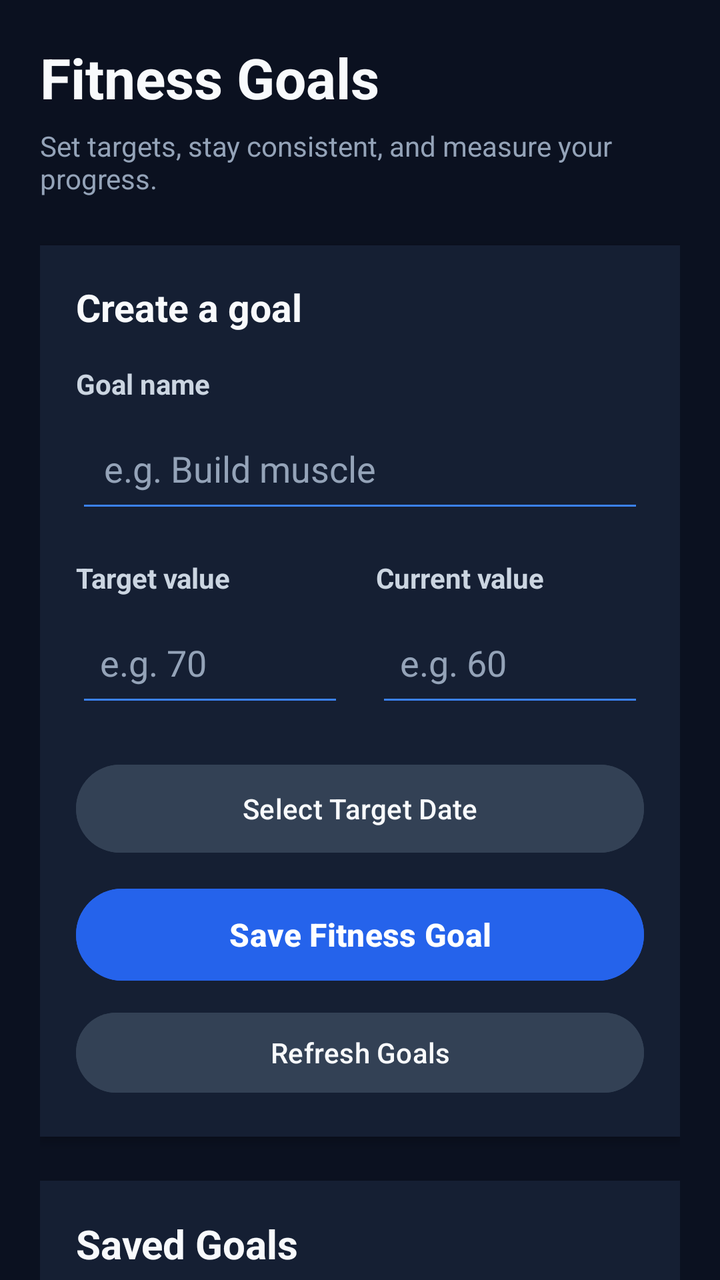
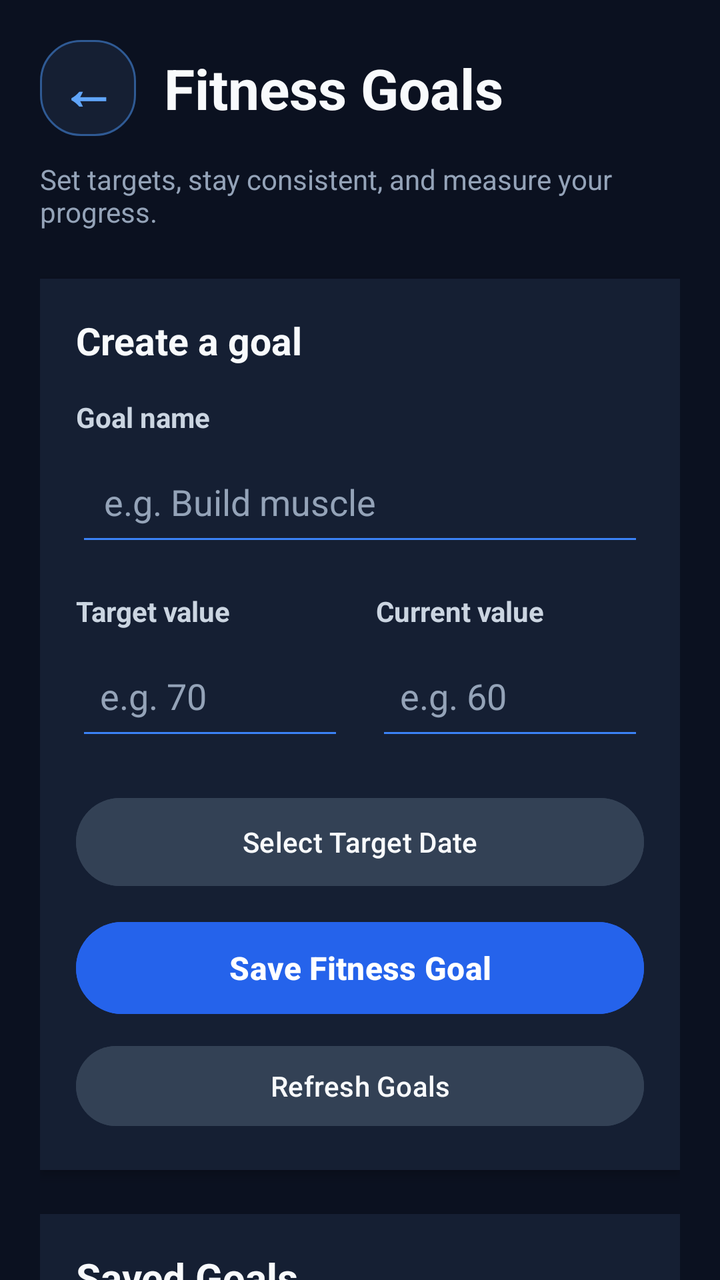

Compare the two renders of this Android layout. The source of the first and the diff that turns it into the second are given below.
<!-- AndroidManifest.xml: application theme Theme.GymTrackerPro -->
<!-- res/layout/activity_goals.xml -->
<?xml version="1.0" encoding="utf-8"?>
<ScrollView xmlns:android="http://schemas.android.com/apk/res/android"
    android:layout_width="match_parent"
    android:layout_height="match_parent"
    android:background="#0B1120"
    android:fillViewport="true"
    android:scrollbars="none">

    <LinearLayout
        android:layout_width="match_parent"
        android:layout_height="wrap_content"
        android:orientation="vertical"
        android:padding="20dp">

        
        <TextView
            android:layout_width="match_parent"
            android:layout_height="wrap_content"
            android:text="Fitness Goals"
            android:textColor="#F8FAFC"
            android:textSize="28sp"
            android:textStyle="bold" />

        <TextView
            android:layout_width="match_parent"
            android:layout_height="wrap_content"
            android:layout_marginTop="6dp"
            android:layout_marginBottom="24dp"
            android:text="Set targets, stay consistent, and measure your progress."
            android:textColor="#94A3B8"
            android:textSize="14sp" />

        
        <LinearLayout
            android:layout_width="match_parent"
            android:layout_height="wrap_content"
            android:orientation="vertical"
            android:padding="18dp"
            android:background="#151F33"
            android:elevation="3dp">

            <TextView
                android:layout_width="match_parent"
                android:layout_height="wrap_content"
                android:text="Create a goal"
                android:textColor="#F8FAFC"
                android:textSize="19sp"
                android:textStyle="bold"
                android:layout_marginBottom="16dp" />

            <TextView
                android:layout_width="match_parent"
                android:layout_height="wrap_content"
                android:text="Goal name"
                android:textColor="#CBD5E1"
                android:textStyle="bold"
                android:textSize="14sp"
                android:layout_marginBottom="6dp" />

            <EditText
                android:id="@+id/editGoalType"
                android:layout_width="match_parent"
                android:layout_height="54dp"
                android:hint="e.g. Build muscle"
                android:inputType="textCapSentences"
                android:singleLine="true"
                android:padding="14dp"
                android:backgroundTint="#3B82F6"
                android:textColor="#F8FAFC"
                android:textColorHint="#94A3B8" />

            
            <LinearLayout
                android:layout_width="match_parent"
                android:layout_height="wrap_content"
                android:orientation="horizontal"
                android:layout_marginTop="18dp"
                android:weightSum="2">

                <LinearLayout
                    android:layout_width="0dp"
                    android:layout_height="wrap_content"
                    android:layout_weight="1"
                    android:orientation="vertical"
                    android:paddingEnd="8dp">

                    <TextView
                        android:layout_width="match_parent"
                        android:layout_height="wrap_content"
                        android:text="Target value"
                        android:textColor="#CBD5E1"
                        android:textStyle="bold"
                        android:textSize="14sp"
                        android:layout_marginBottom="6dp" />

                    <EditText
                        android:id="@+id/editTargetValue"
                        android:layout_width="match_parent"
                        android:layout_height="54dp"
                        android:hint="e.g. 70"
                        android:inputType="numberDecimal"
                        android:singleLine="true"
                        android:padding="12dp"
                        android:backgroundTint="#3B82F6"
                        android:textColor="#F8FAFC"
                        android:textColorHint="#94A3B8" />

                </LinearLayout>

                <LinearLayout
                    android:layout_width="0dp"
                    android:layout_height="wrap_content"
                    android:layout_weight="1"
                    android:orientation="vertical"
                    android:paddingStart="8dp">

                    <TextView
                        android:layout_width="match_parent"
                        android:layout_height="wrap_content"
                        android:text="Current value"
                        android:textColor="#CBD5E1"
                        android:textStyle="bold"
                        android:textSize="14sp"
                        android:layout_marginBottom="6dp" />

                    <EditText
                        android:id="@+id/editCurrentValue"
                        android:layout_width="match_parent"
                        android:layout_height="54dp"
                        android:hint="e.g. 60"
                        android:inputType="numberDecimal"
                        android:singleLine="true"
                        android:padding="12dp"
                        android:backgroundTint="#3B82F6"
                        android:textColor="#F8FAFC"
                        android:textColorHint="#94A3B8" />

                </LinearLayout>

            </LinearLayout>

            
            <Button
                android:id="@+id/buttonSelectDate"
                android:layout_width="match_parent"
                android:layout_height="52dp"
                android:layout_marginTop="20dp"
                android:text="Select Target Date"
                android:textAllCaps="false"
                android:textColor="#F8FAFC"
                android:backgroundTint="#334155" />

            
            <Button
                android:id="@+id/buttonSaveGoal"
                android:layout_width="match_parent"
                android:layout_height="54dp"
                android:layout_marginTop="10dp"
                android:text="Save Fitness Goal"
                android:textAllCaps="false"
                android:textColor="#FFFFFF"
                android:textSize="16sp"
                android:textStyle="bold"
                android:backgroundTint="#2563EB" />

            <Button
                android:id="@+id/buttonRefreshGoals"
                android:layout_width="match_parent"
                android:layout_height="48dp"
                android:layout_marginTop="8dp"
                android:text="Refresh Goals"
                android:textAllCaps="false"
                android:textColor="#F8FAFC"
                android:backgroundTint="#334155" />

        </LinearLayout>

        
        <LinearLayout
            android:layout_width="match_parent"
            android:layout_height="wrap_content"
            android:layout_marginTop="22dp"
            android:orientation="vertical"
            android:padding="18dp"
            android:background="#151F33"
            android:elevation="3dp">

            <TextView
                android:layout_width="match_parent"
                android:layout_height="wrap_content"
                android:text="Saved Goals"
                android:textColor="#F8FAFC"
                android:textSize="20sp"
                android:textStyle="bold" />

            <TextView
                android:layout_width="match_parent"
                android:layout_height="wrap_content"
                android:layout_marginTop="6dp"
                android:layout_marginBottom="14dp"
                android:text="Your targets and progress"
                android:textColor="#94A3B8"
                android:textSize="13sp" />

            <TextView
                android:id="@+id/textGoalsList"
                android:layout_width="match_parent"
                android:layout_height="wrap_content"
                android:minHeight="70dp"
                android:background="#0F172A"
                android:padding="16dp"
                android:text="Loading goals..."
                android:textColor="#CBD5E1"
                android:textSize="15sp"
                android:lineSpacingExtra="6dp" />

        </LinearLayout>

    </LinearLayout>

</ScrollView>
<!-- resources referenced by this layout -->
<resources>
  <style name="Theme.GymTrackerPro" parent="Base.Theme.GymTrackerPro" />
  <style name="Base.Theme.GymTrackerPro" parent="Theme.Material3.Dark.NoActionBar">
          <item name="colorPrimary">@color/gt_blue</item>
          <item name="colorSurface">@color/gt_surface</item>
          <item name="android:windowBackground">@color/gt_background</item>
  
          
          <item name="android:statusBarColor">@color/gt_background</item>
          <item name="android:navigationBarColor">@color/gt_background</item>
          <item name="android:windowLightStatusBar">false</item>
      </style>
  <color name="gt_blue">#60A5FA</color>
  <color name="gt_surface">#151F33</color>
  <color name="gt_background">#0B1120</color>
</resources>

<!-- the commit's change to res/layout/activity_goals.xml (unified diff, before → after) -->
@@ -13,13 +13,38 @@
         android:padding="20dp">
 
         
-        <TextView
-            android:layout_width="match_parent"
-            android:layout_height="wrap_content"
-            android:text="Fitness Goals"
-            android:textColor="#F8FAFC"
-            android:textSize="28sp"
-            android:textStyle="bold" />
+        <LinearLayout
+            android:layout_width="match_parent"
+            android:layout_height="wrap_content"
+            android:orientation="horizontal"
+            android:gravity="center_vertical"
+            android:layout_marginBottom="6dp">
+
+            <TextView
+                android:id="@+id/buttonBackArrow"
+                android:layout_width="48dp"
+                android:layout_height="48dp"
+                android:background="@drawable/bg_card"
+                android:gravity="center"
+                android:text="←"
+                android:textColor="#60A5FA"
+                android:textSize="28sp"
+                android:textStyle="bold"
+                android:clickable="true"
+                android:focusable="true"
+                android:contentDescription="Back to Dashboard" />
+
+            <TextView
+                android:layout_width="0dp"
+                android:layout_height="wrap_content"
+                android:layout_weight="1"
+                android:layout_marginStart="14dp"
+                android:text="Fitness Goals"
+                android:textColor="#F8FAFC"
+                android:textSize="28sp"
+                android:textStyle="bold" />
+
+        </LinearLayout>
 
         <TextView
             android:layout_width="match_parent"
<!-- resource entries referenced after the edit -->
@@ -1,5 +1,12 @@
 <!-- resources referenced by this layout -->
 <resources>
+  <!-- drawable bg_card (drawable) -->
+  <?xml version="1.0" encoding="utf-8"?>
+  <shape xmlns:android="http://schemas.android.com/apk/res/android" android:shape="rectangle">
+      <solid android:color="@color/gt_surface" />
+      <corners android:radius="20dp" />
+      <stroke android:width="1dp" android:color="@color/gt_stroke" />
+  </shape>
   <style name="Theme.GymTrackerPro" parent="Base.Theme.GymTrackerPro" />
   <style name="Base.Theme.GymTrackerPro" parent="Theme.Material3.Dark.NoActionBar">
           <item name="colorPrimary">@color/gt_blue</item>
@@ -13,6 +20,7 @@
       </style>
   <color name="gt_blue">#60A5FA</color>
   <color name="gt_surface">#151F33</color>
+  <color name="gt_stroke">#2F5A94</color>
   <color name="gt_background">#0B1120</color>
 </resources>
 
